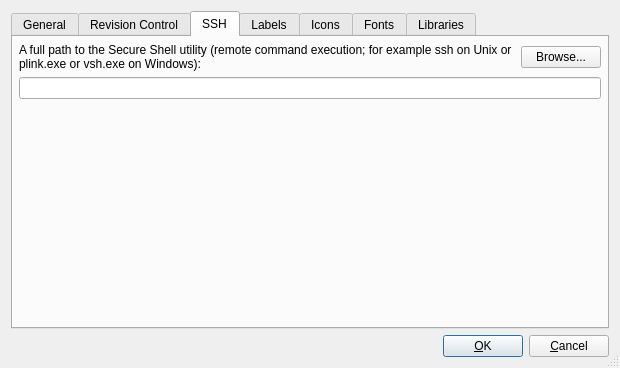
First picture: the form in src/gui/prefsdialog_q.ui, repository fwbuilder/fwbuilder, before the edit.
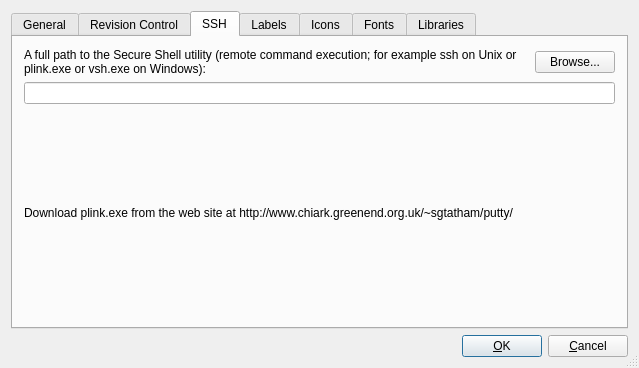
Second picture: the form after the edit. The open tabs and pages were chosen to show the change.

Commit message: added comment with utl for putty on Preferences/SSH

Diff of the .ui file:
```diff
--- a/src/gui/prefsdialog_q.ui
+++ b/src/gui/prefsdialog_q.ui
@@ -8,7 +8,7 @@
    <rect>
     <x>0</x>
     <y>0</y>
-    <width>620</width>
+    <width>626</width>
     <height>368</height>
    </rect>
   </property>
@@ -321,44 +321,7 @@
        <string>SSH</string>
       </attribute>
       <layout class="QGridLayout" >
-       <property name="leftMargin" >
-        <number>6</number>
-       </property>
-       <property name="topMargin" >
-        <number>6</number>
-       </property>
-       <property name="rightMargin" >
-        <number>6</number>
-       </property>
-       <property name="bottomMargin" >
-        <number>6</number>
-       </property>
-       <property name="horizontalSpacing" >
-        <number>6</number>
-       </property>
-       <property name="verticalSpacing" >
-        <number>6</number>
-       </property>
-       <item row="3" column="0" colspan="2" >
-        <widget class="QLineEdit" name="sshPath" />
-       </item>
-       <item row="4" column="0" >
-        <spacer>
-         <property name="orientation" >
-          <enum>Qt::Vertical</enum>
-         </property>
-         <property name="sizeType" >
-          <enum>QSizePolicy::Expanding</enum>
-         </property>
-         <property name="sizeHint" >
-          <size>
-           <width>20</width>
-           <height>40</height>
-          </size>
-         </property>
-        </spacer>
-       </item>
-       <item row="2" column="0" >
+       <item row="0" column="0" >
         <widget class="QLabel" name="textLabel1_5_2" >
          <property name="text" >
           <string>A full path to the Secure Shell utility (remote command execution; for example ssh on Unix or plink.exe or vsh.exe on Windows):</string>
@@ -371,7 +334,7 @@
          </property>
         </widget>
        </item>
-       <item row="2" column="1" >
+       <item row="0" column="1" >
         <widget class="QPushButton" name="browseForSSH" >
          <property name="sizePolicy" >
           <sizepolicy vsizetype="Fixed" hsizetype="Fixed" >
@@ -384,6 +347,48 @@
          </property>
         </widget>
        </item>
+       <item row="1" column="0" colspan="2" >
+        <widget class="QLineEdit" name="sshPath" />
+       </item>
+       <item row="2" column="0" >
+        <spacer>
+         <property name="orientation" >
+          <enum>Qt::Vertical</enum>
+         </property>
+         <property name="sizeHint" >
+          <size>
+           <width>20</width>
+           <height>40</height>
+          </size>
+         </property>
+        </spacer>
+       </item>
+       <item row="3" column="0" colspan="2" >
+        <widget class="QLabel" name="plink_hint" >
+         <property name="text" >
+          <string>Download plink.exe from the web site at http://www.chiark.greenend.org.uk/~sgtatham/putty/</string>
+         </property>
+         <property name="wordWrap" >
+          <bool>true</bool>
+         </property>
+        </widget>
+       </item>
+       <item row="4" column="0" >
+        <spacer>
+         <property name="orientation" >
+          <enum>Qt::Vertical</enum>
+         </property>
+         <property name="sizeType" >
+          <enum>QSizePolicy::Expanding</enum>
+         </property>
+         <property name="sizeHint" >
+          <size>
+           <width>505</width>
+           <height>61</height>
+          </size>
+         </property>
+        </spacer>
+       </item>
       </layout>
      </widget>
      <widget class="QWidget" name="tab6" >
```
Left out of the diff: 2 changed lines with no effect on the pictures. The commit also changes 1 other file.
